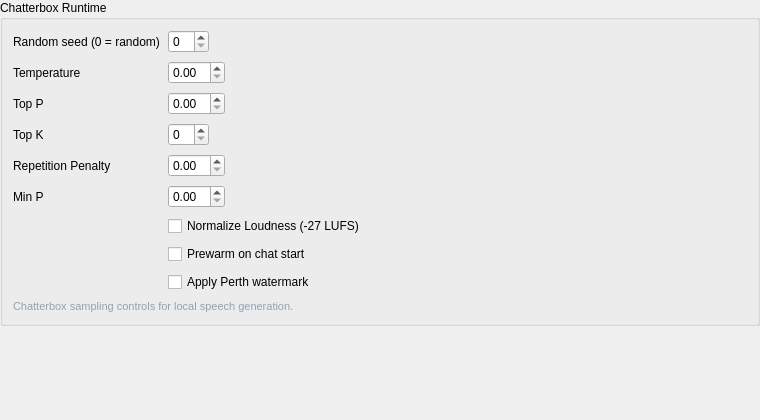
First picture: the form in addons/chatterbox_tts/ui/chatterbox_tts.ui, repository Rakile/NeuralCompanion, before the edit.
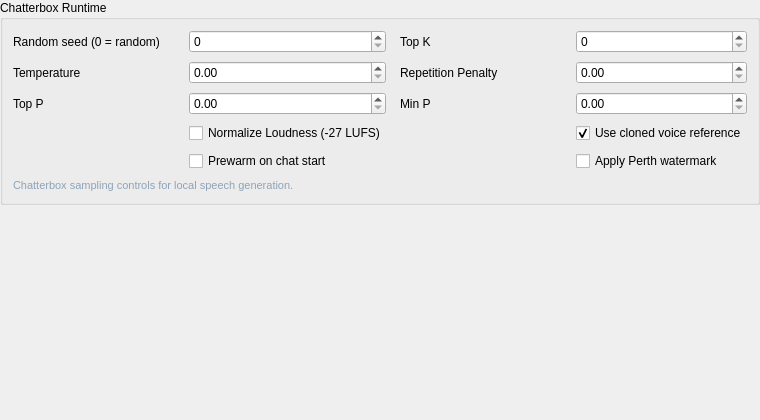
Second picture: the form after the edit.

The edit to the form file:
```diff
--- a/addons/chatterbox_tts/ui/chatterbox_tts.ui
+++ b/addons/chatterbox_tts/ui/chatterbox_tts.ui
@@ -48,14 +48,11 @@
        <number>8</number>
       </property>
       <item>
-       <layout class="QFormLayout" name="chatterbox_form">
-        <property name="fieldGrowthPolicy">
-         <enum>QFormLayout::ExpandingFieldsGrow</enum>
+       <layout class="QGridLayout" name="chatterbox_form">
+        <property name="horizontalSpacing">
+         <number>14</number>
         </property>
-        <property name="labelAlignment">
-         <set>Qt::AlignLeading|Qt::AlignLeft|Qt::AlignVCenter</set>
-        </property>
-        <property name="spacing">
+        <property name="verticalSpacing">
          <number>8</number>
         </property>
         <item row="0" column="0">
@@ -68,6 +65,16 @@
         <item row="0" column="1">
          <widget class="QSpinBox" name="chatterbox_seed_spin"/>
         </item>
+        <item row="0" column="2">
+         <widget class="QLabel" name="chatterbox_top_k_label">
+          <property name="text">
+           <string>Top K</string>
+          </property>
+         </widget>
+        </item>
+        <item row="0" column="3">
+         <widget class="QSpinBox" name="chatterbox_top_k_spin"/>
+        </item>
         <item row="1" column="0">
          <widget class="QLabel" name="chatterbox_temperature_label">
           <property name="text">
@@ -78,6 +85,16 @@
         <item row="1" column="1">
          <widget class="QDoubleSpinBox" name="chatterbox_temperature_spin"/>
         </item>
+        <item row="1" column="2">
+         <widget class="QLabel" name="chatterbox_repeat_penalty_label">
+          <property name="text">
+           <string>Repetition Penalty</string>
+          </property>
+         </widget>
+        </item>
+        <item row="1" column="3">
+         <widget class="QDoubleSpinBox" name="chatterbox_repeat_penalty_spin"/>
+        </item>
         <item row="2" column="0">
          <widget class="QLabel" name="chatterbox_top_p_label">
           <property name="text">
@@ -88,51 +105,41 @@
         <item row="2" column="1">
          <widget class="QDoubleSpinBox" name="chatterbox_top_p_spin"/>
         </item>
-        <item row="3" column="0">
-         <widget class="QLabel" name="chatterbox_top_k_label">
-          <property name="text">
-           <string>Top K</string>
-          </property>
-         </widget>
-        </item>
-        <item row="3" column="1">
-         <widget class="QSpinBox" name="chatterbox_top_k_spin"/>
-        </item>
-        <item row="4" column="0">
-         <widget class="QLabel" name="chatterbox_repeat_penalty_label">
-          <property name="text">
-           <string>Repetition Penalty</string>
-          </property>
-         </widget>
-        </item>
-        <item row="4" column="1">
-         <widget class="QDoubleSpinBox" name="chatterbox_repeat_penalty_spin"/>
-        </item>
-        <item row="5" column="0">
+        <item row="2" column="2">
          <widget class="QLabel" name="chatterbox_min_p_label">
           <property name="text">
            <string>Min P</string>
           </property>
          </widget>
         </item>
-        <item row="5" column="1">
+        <item row="2" column="3">
          <widget class="QDoubleSpinBox" name="chatterbox_min_p_spin"/>
         </item>
-        <item row="6" column="1">
+        <item row="3" column="1">
          <widget class="QCheckBox" name="chatterbox_normalize_loudness_checkbox">
           <property name="text">
            <string>Normalize Loudness (-27 LUFS)</string>
           </property>
          </widget>
         </item>
-        <item row="7" column="1">
+        <item row="3" column="3">
+         <widget class="QCheckBox" name="chatterbox_use_cloned_voice_checkbox">
+          <property name="text">
+           <string>Use cloned voice reference</string>
+          </property>
+          <property name="checked">
+           <bool>true</bool>
+          </property>
+         </widget>
+        </item>
+        <item row="4" column="1">
          <widget class="QCheckBox" name="chatterbox_prewarm_checkbox">
           <property name="text">
            <string>Prewarm on chat start</string>
           </property>
          </widget>
         </item>
-        <item row="8" column="1">
+        <item row="4" column="3">
          <widget class="QCheckBox" name="chatterbox_apply_watermark_checkbox">
           <property name="text">
            <string>Apply Perth watermark</string>
```
